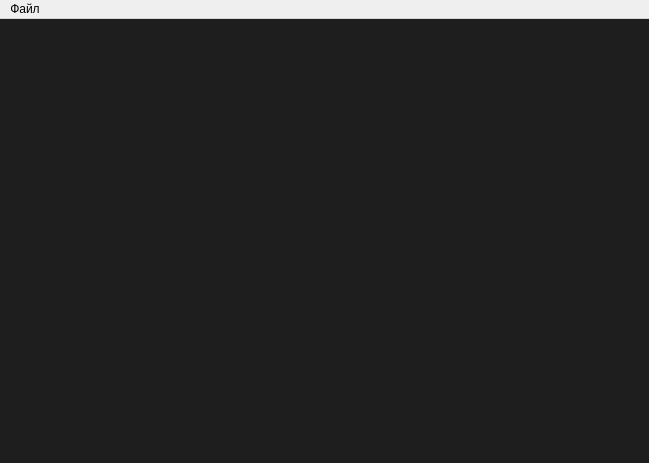
The window that View/DesignUI/main_window.ui (Aiow-dev/MCryptApp) describes before a commit, drawn with Qt 5.
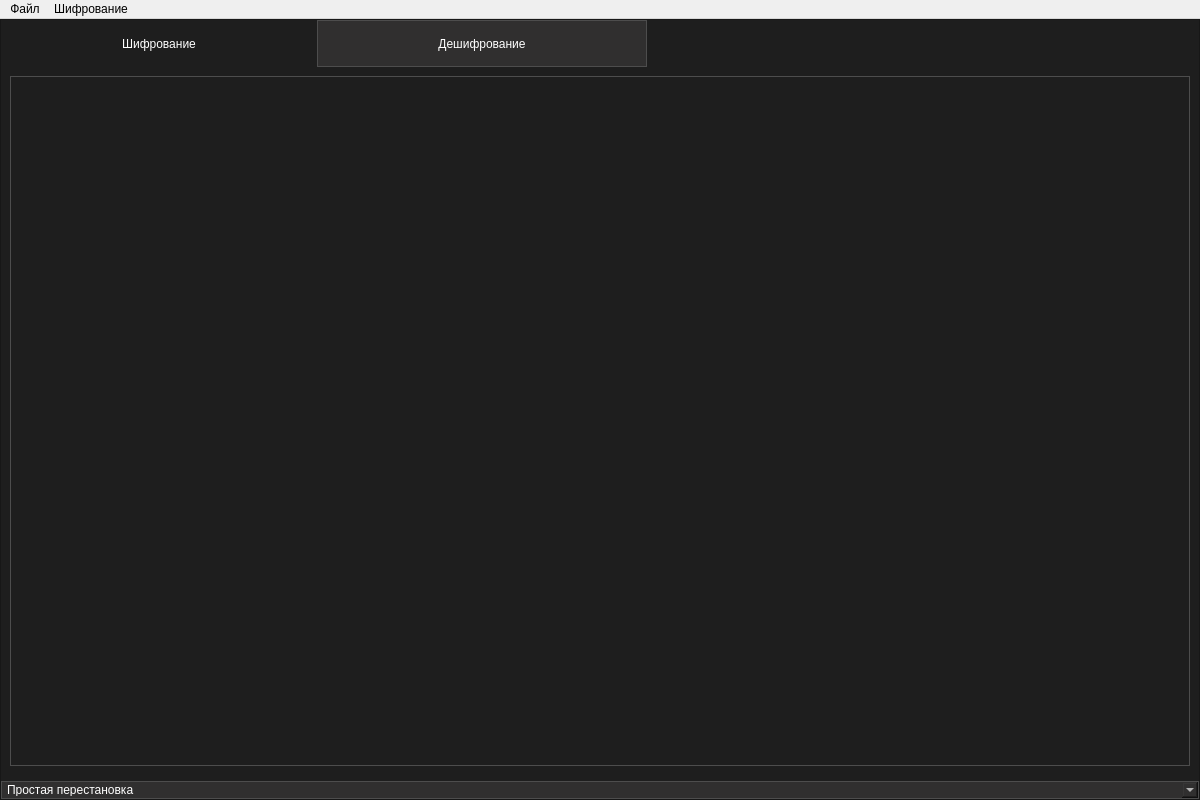
The same window after the commit.

Commit message: add-generic-layout

The edit to the form file:
```diff
--- a/View/DesignUI/main_window.ui
+++ b/View/DesignUI/main_window.ui
@@ -6,8 +6,8 @@
    <rect>
     <x>0</x>
     <y>0</y>
-    <width>649</width>
-    <height>463</height>
+    <width>1200</width>
+    <height>800</height>
    </rect>
   </property>
   <property name="windowTitle">
@@ -24,13 +24,204 @@
 	background-color: rgb(30, 30, 30);
 }</string>
    </property>
+   <layout class="QHBoxLayout" name="horizontalLayout">
+    <property name="leftMargin">
+     <number>0</number>
+    </property>
+    <property name="topMargin">
+     <number>0</number>
+    </property>
+    <property name="rightMargin">
+     <number>0</number>
+    </property>
+    <property name="bottomMargin">
+     <number>0</number>
+    </property>
+    <item>
+     <widget class="QFrame" name="main_frame">
+      <property name="frameShape">
+       <enum>QFrame::StyledPanel</enum>
+      </property>
+      <property name="frameShadow">
+       <enum>QFrame::Raised</enum>
+      </property>
+      <layout class="QVBoxLayout" name="verticalLayout">
+       <property name="leftMargin">
+        <number>0</number>
+       </property>
+       <property name="topMargin">
+        <number>0</number>
+       </property>
+       <property name="rightMargin">
+        <number>0</number>
+       </property>
+       <property name="bottomMargin">
+        <number>0</number>
+       </property>
+       <item>
+        <widget class="QStackedWidget" name="enc_widget">
+         <widget class="QWidget" name="page_smp">
+          <layout class="QHBoxLayout" name="horizontalLayout_2">
+           <property name="leftMargin">
+            <number>0</number>
+           </property>
+           <property name="topMargin">
+            <number>0</number>
+           </property>
+           <property name="rightMargin">
+            <number>0</number>
+           </property>
+           <property name="bottomMargin">
+            <number>0</number>
+           </property>
+           <item>
+            <widget class="QTabWidget" name="types_tab">
+             <property name="styleSheet">
+              <string notr="true">QTabWidget::pane
+{
+	background: rgb(46, 44, 44);
+}
+
+QTabBar::tab
+{
+	height: 25px;
+	border: 1px solid rgb(77, 77, 77);
+	padding: 10 120px;
+	background-color: rgb(48, 47, 47);
+	color: rgb(255, 255, 255);
+}
+
+QTabBar::tab:selected {
+	border: 1px solid rgb(30, 30, 30);
+	background-color: rgb(30, 30, 30);
+	color: rgb(255, 255, 255);
+}
+
+QTabBar::tab:hover {
+	background-color: rgb(67, 67, 67);
+	color: rgb(255, 255, 255);
+}</string>
+             </property>
+             <property name="currentIndex">
+              <number>0</number>
+             </property>
+             <property name="elideMode">
+              <enum>Qt::ElideNone</enum>
+             </property>
+             <property name="documentMode">
+              <bool>false</bool>
+             </property>
+             <property name="movable">
+              <bool>true</bool>
+             </property>
+             <widget class="QWidget" name="enc_tab_smp">
+              <attribute name="title">
+               <string>Шифрование</string>
+              </attribute>
+              <layout class="QHBoxLayout" name="horizontalLayout_4">
+               <item>
+                <widget class="QFrame" name="enc_smp">
+                 <property name="styleSheet">
+                  <string notr="true">QFrame {
+	border: 1px solid rgb(77, 77, 77);
+}</string>
+                 </property>
+                 <property name="frameShape">
+                  <enum>QFrame::StyledPanel</enum>
+                 </property>
+                 <property name="frameShadow">
+                  <enum>QFrame::Raised</enum>
+                 </property>
+                </widget>
+               </item>
+              </layout>
+             </widget>
+             <widget class="QWidget" name="dec_tab">
+              <attribute name="title">
+               <string>Дешифрование</string>
+              </attribute>
+             </widget>
+            </widget>
+           </item>
+          </layout>
+         </widget>
+         <widget class="QWidget" name="page_4"/>
+        </widget>
+       </item>
+       <item>
+        <widget class="QFrame" name="status_frame">
+         <property name="minimumSize">
+          <size>
+           <width>0</width>
+           <height>15</height>
+          </size>
+         </property>
+         <property name="styleSheet">
+          <string notr="true">QFrame {
+	border: 1px solid rgb(77, 77, 77);
+	background-color: rgb(48, 47, 47);
+}</string>
+         </property>
+         <property name="frameShape">
+          <enum>QFrame::StyledPanel</enum>
+         </property>
+         <property name="frameShadow">
+          <enum>QFrame::Raised</enum>
+         </property>
+         <layout class="QHBoxLayout" name="horizontalLayout_3">
+          <property name="leftMargin">
+           <number>0</number>
+          </property>
+          <property name="topMargin">
+           <number>0</number>
+          </property>
+          <property name="rightMargin">
+           <number>0</number>
+          </property>
+          <property name="bottomMargin">
+           <number>0</number>
+          </property>
+          <item>
+           <widget class="QComboBox" name="enc_combo_box">
+            <property name="styleSheet">
+             <string notr="true">QComboBox {
+	border: none;
+	background-color: rgb(48, 47, 47);
+	color: rgb(255, 255, 255);
+}
+
+QComboBox QAbstractItemView {
+	outline: none;
+	color: rgb(255, 255, 255);
+	selection-background-color: rgb(60, 60, 60);
+}</string>
+            </property>
+            <item>
+             <property name="text">
+              <string>Простая перестановка</string>
+             </property>
+            </item>
+            <item>
+             <property name="text">
+              <string>Перестановка по ключу</string>
+             </property>
+            </item>
+           </widget>
+          </item>
+         </layout>
+        </widget>
+       </item>
+      </layout>
+     </widget>
+    </item>
+   </layout>
   </widget>
   <widget class="QMenuBar" name="menu_bar">
    <property name="geometry">
     <rect>
      <x>0</x>
      <y>0</y>
-     <width>649</width>
+     <width>1200</width>
      <height>18</height>
     </rect>
    </property>
@@ -41,7 +232,13 @@
     <addaction name="action_program_info"/>
     <addaction name="action_help"/>
    </widget>
+   <widget class="QMenu" name="enc_menu">
+    <property name="title">
+     <string>Шифрование</string>
+    </property>
+   </widget>
    <addaction name="file_menu"/>
+   <addaction name="enc_menu"/>
   </widget>
   <action name="action_program_info">
    <property name="text">
```
The commit also changes 1 other file.
